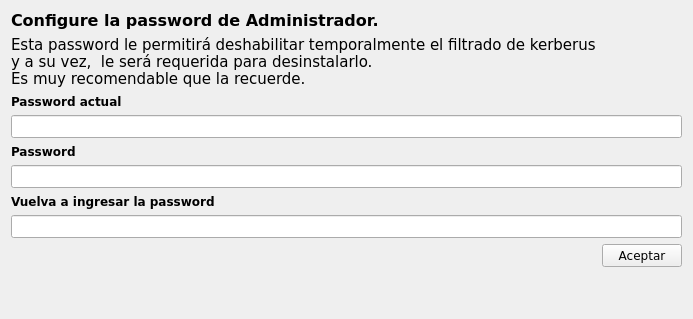
Before: the Qt Designer form cliente/password/formulario.ui in AviFix/Kerberus-Control-Parental, drawn with Qt 5.
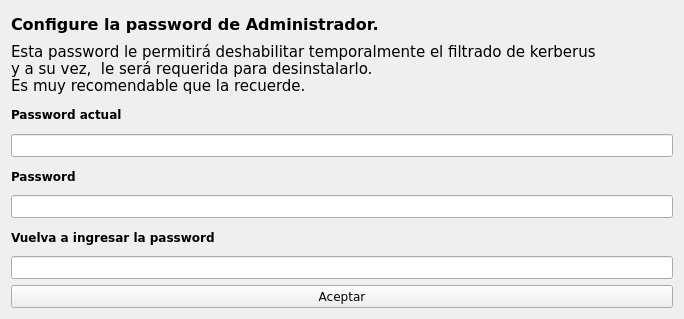
After: the same form once the commit is applied.

```diff
--- a/cliente/password/formulario.ui
+++ b/cliente/password/formulario.ui
@@ -22,8 +22,8 @@
   <property name="windowTitle">
    <string>Password de administrador</string>
   </property>
-  <layout class="QFormLayout" name="formLayout">
-   <item row="0" column="0">
+  <layout class="QVBoxLayout" name="verticalLayout">
+   <item>
     <widget class="QLabel" name="label">
      <property name="font">
       <font>
@@ -38,7 +38,7 @@
      </property>
     </widget>
    </item>
-   <item row="1" column="0">
+   <item>
     <widget class="QLabel" name="label_2">
      <property name="sizePolicy">
       <sizepolicy hsizetype="Preferred" vsizetype="Preferred">
@@ -65,7 +65,7 @@
      </property>
     </widget>
    </item>
-   <item row="2" column="0">
+   <item>
     <widget class="QLabel" name="label_passwordActual">
      <property name="enabled">
       <bool>true</bool>
@@ -82,7 +82,16 @@
      </property>
     </widget>
    </item>
-   <item row="4" column="0">
+   <item>
+    <widget class="QLineEdit" name="password_actual">
+     <property name="font">
+      <font>
+       <family>Verdana</family>
+      </font>
+     </property>
+    </widget>
+   </item>
+   <item>
     <widget class="QLabel" name="label_3">
      <property name="font">
       <font>
@@ -99,7 +108,19 @@
      </property>
     </widget>
    </item>
-   <item row="6" column="0">
+   <item>
+    <widget class="QLineEdit" name="password1">
+     <property name="font">
+      <font>
+       <family>Verdana</family>
+      </font>
+     </property>
+     <property name="echoMode">
+      <enum>QLineEdit::Password</enum>
+     </property>
+    </widget>
+   </item>
+   <item>
     <widget class="QLabel" name="label_4">
      <property name="font">
       <font>
@@ -116,28 +137,7 @@
      </property>
     </widget>
    </item>
-   <item row="3" column="0" colspan="2">
-    <widget class="QLineEdit" name="password_actual">
-     <property name="font">
-      <font>
-       <family>Verdana</family>
-      </font>
-     </property>
-    </widget>
-   </item>
-   <item row="5" column="0" colspan="2">
-    <widget class="QLineEdit" name="password1">
-     <property name="font">
-      <font>
-       <family>Verdana</family>
-      </font>
-     </property>
-     <property name="echoMode">
-      <enum>QLineEdit::Password</enum>
-     </property>
-    </widget>
-   </item>
-   <item row="7" column="0" colspan="2">
+   <item>
     <widget class="QLineEdit" name="password2">
      <property name="font">
       <font>
@@ -149,7 +149,7 @@
      </property>
     </widget>
    </item>
-   <item row="8" column="1">
+   <item>
     <widget class="QPushButton" name="boton">
      <property name="sizePolicy">
       <sizepolicy hsizetype="Preferred" vsizetype="Fixed">
```
